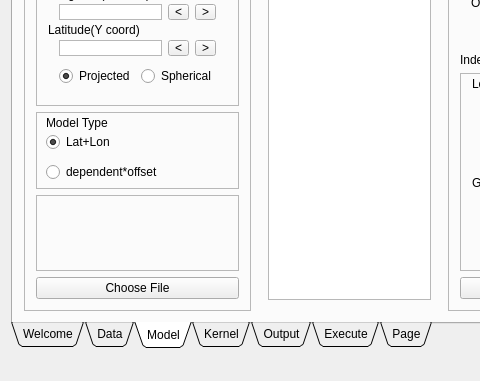
Above: Qt/mainwindow.ui from Anders1232/GWR_BR before the change; both pictures show x 0 to 480 and y 116 to 497 of the 666 by 497 pixel window. Below: the same form after it.
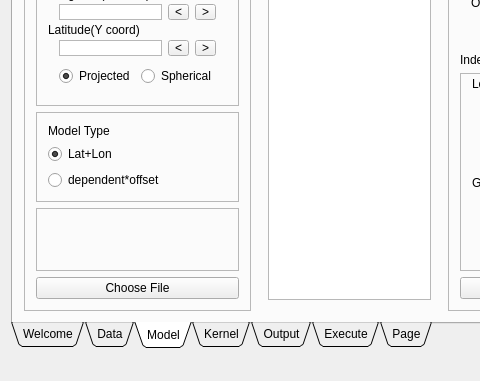
That is the form after the change. The open tabs and pages were chosen to show the change.

Diff of the .ui file:
```diff
--- a/Qt/mainwindow.ui
+++ b/Qt/mainwindow.ui
@@ -403,28 +403,16 @@
              <property name="frameShadow">
               <enum>QFrame::Raised</enum>
              </property>
+             <layout class="QVBoxLayout" name="verticalLayout_13">
+              <item>
              <widget class="QLabel" name="label_7">
-              <property name="geometry">
-               <rect>
-                <x>10</x>
-                <y>0</y>
-                <width>71</width>
-                <height>21</height>
-               </rect>
-              </property>
               <property name="text">
                <string>Model Type</string>
               </property>
              </widget>
+              </item>
+              <item>
              <widget class="QRadioButton" name="radioButton_3">
-              <property name="geometry">
-               <rect>
-                <x>10</x>
-                <y>20</y>
-                <width>102</width>
-                <height>20</height>
-               </rect>
-              </property>
               <property name="text">
                <string>Lat+Lon</string>
               </property>
@@ -432,19 +420,15 @@
                <bool>true</bool>
               </property>
              </widget>
+              </item>
+              <item>
              <widget class="QRadioButton" name="radioButton_4">
-              <property name="geometry">
-               <rect>
-                <x>10</x>
-                <y>50</y>
-                <width>171</width>
-                <height>20</height>
-               </rect>
-              </property>
               <property name="text">
                <string>dependent*offset</string>
               </property>
              </widget>
+              </item>
+             </layout>
             </widget>
            </item>
            <item>
```
Left out of the diff: 38 changed lines with no effect on the pictures. Lines whose indentation alone changed are shown as unchanged.
